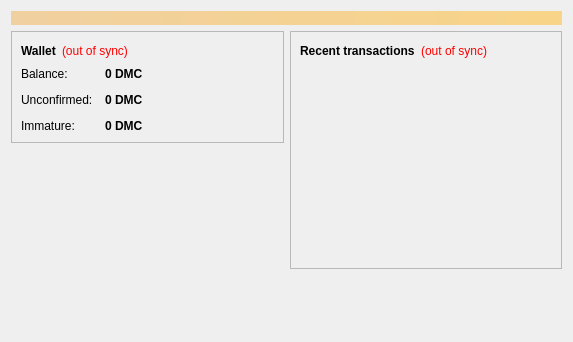
Qt form src/qt/forms/overviewpage.ui (damacoin/DaMaCoin) before a commit.
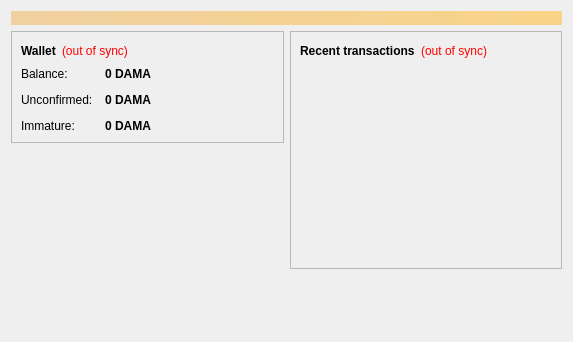
The same form after that commit. Icons and pictures are not drawn.

Commit message: change DMC to DAMA

Patch:
```diff
--- a/src/qt/forms/overviewpage.ui
+++ b/src/qt/forms/overviewpage.ui
@@ -122,7 +122,7 @@
                <string>Your current balance</string>
               </property>
               <property name="text">
-               <string notr="true">0 DMC</string>
+               <string notr="true">0 DAMA</string>
               </property>
               <property name="textInteractionFlags">
                <set>Qt::LinksAccessibleByMouse|Qt::TextSelectableByKeyboard|Qt::TextSelectableByMouse</set>
@@ -151,7 +151,7 @@
                <string>Total of transactions that have yet to be confirmed, and do not yet count toward the current balance</string>
               </property>
               <property name="text">
-               <string notr="true">0 DMC</string>
+               <string notr="true">0 DAMA</string>
               </property>
               <property name="textInteractionFlags">
                <set>Qt::LinksAccessibleByMouse|Qt::TextSelectableByKeyboard|Qt::TextSelectableByMouse</set>
@@ -177,7 +177,7 @@
                <string>Mined balance that has not yet matured</string>
               </property>
               <property name="text">
-               <string notr="true">0 DMC</string>
+               <string notr="true">0 DAMA</string>
               </property>
               <property name="textInteractionFlags">
                <set>Qt::LinksAccessibleByMouse|Qt::TextSelectableByKeyboard|Qt::TextSelectableByMouse</set>
```
The commit also changes 3 other files.
